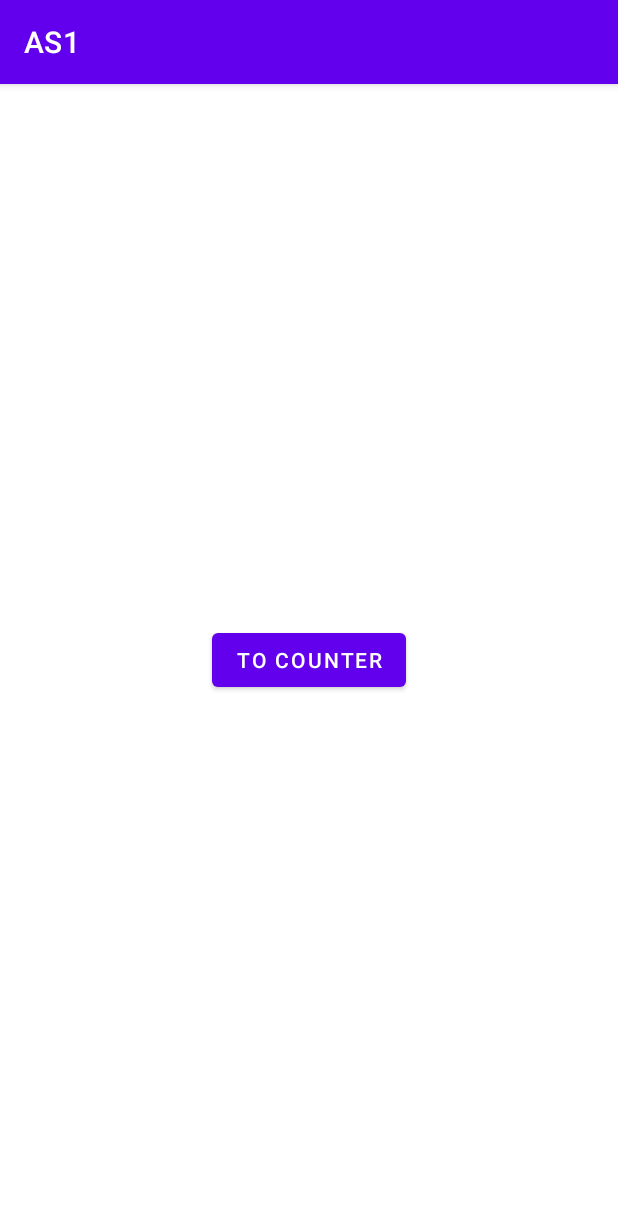
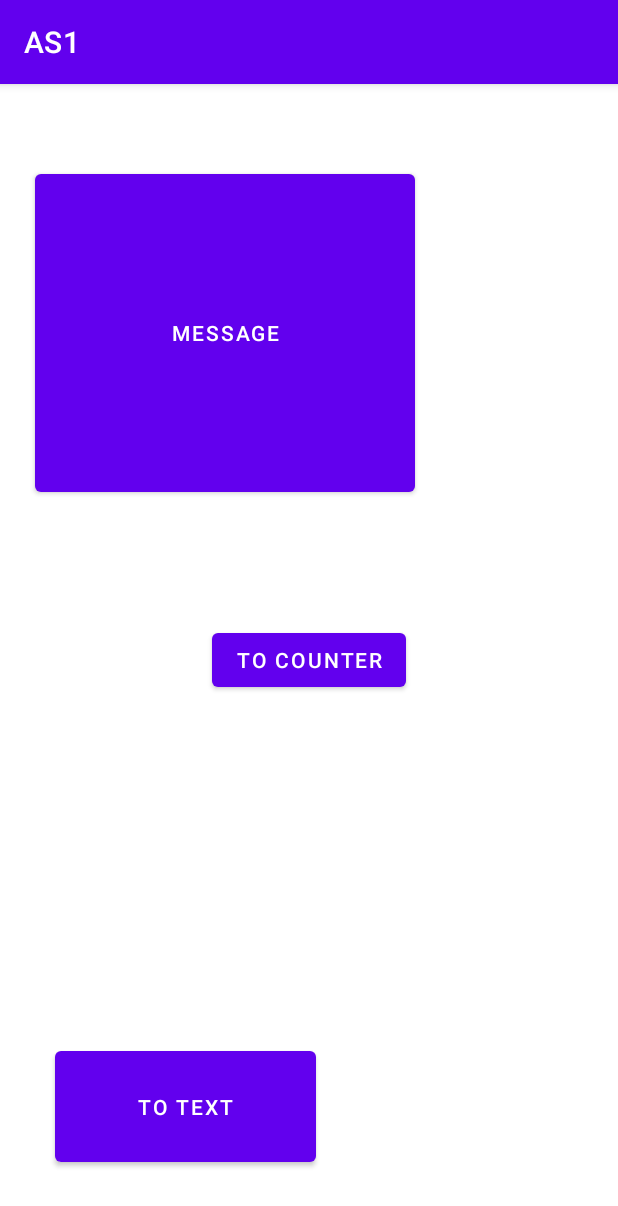
Before and after one commit to miaharang31/ClueMobileApp, an Android app: the screen it shows after launch (MainActivity), on a phone screen of 412 x 824 dp. Shown: the top 1206 px of the screen. Run offline under Robolectric (Android 15) with nearby library versions, the phone set to English and light mode, and no system bars.

Commit message:
new commit

```diff
--- a/Experiments/Emily/two_screen_counter/app/src/main/AndroidManifest.xml
+++ b/Experiments/Emily/two_screen_counter/app/src/main/AndroidManifest.xml
@@ -9,6 +9,9 @@
         android:roundIcon="@mipmap/ic_launcher_round"
         android:supportsRtl="true"
         android:theme="@style/Theme.AS1">
+        <activity
+            android:name=".TextActivity"
+            android:exported="false" />
         <activity
             android:name=".CounterActivity"
             android:exported="true" />
--- a/Experiments/Emily/two_screen_counter/app/src/main/java/com/example/as1/MainActivity.java
+++ b/Experiments/Emily/two_screen_counter/app/src/main/java/com/example/as1/MainActivity.java
@@ -2,21 +2,29 @@ package com.example.as1;
 
 import androidx.appcompat.app.AppCompatActivity;
 
+import android.annotation.SuppressLint;
 import android.content.Intent;
 import android.os.Bundle;
 import android.view.View;
 import android.widget.Button;
+import android.widget.Toast;
 
 public class MainActivity extends AppCompatActivity {
 
     Button button;
+    Button b1;
+    Button b2;
 
+    @SuppressLint("MissingInflatedId")
     @Override
     protected void onCreate(Bundle savedInstanceState) {
         super.onCreate(savedInstanceState);
         setContentView(R.layout.activity_main);
 
         button = findViewById(R.id.toCounterBtn);
+
+        b1 = findViewById(R.id.buttonMessage);
+        b2 = findViewById(R.id.buttonToText);
 
         button.setOnClickListener(new View.OnClickListener() {
             @Override
@@ -27,6 +35,22 @@ public class MainActivity extends AppCompatActivity {
             }
         });
 
+        b1.setOnClickListener(new View.OnClickListener() {
+            @Override
+            public void onClick(View v) {
+                Toast.makeText(getApplicationContext(), "Hello", Toast.LENGTH_LONG).show();
+            }
+        });
+
+        b2.setOnClickListener(new View.OnClickListener(){
+            @Override
+            public void onClick(View v){
+                Intent i = new Intent(MainActivity.this, TextActivity.class);
+                startActivity(i);
+            }
+
+        });
+
 
     }
 
--- a/Experiments/Emily/two_screen_counter/app/src/main/res/layout/activity_main.xml
+++ b/Experiments/Emily/two_screen_counter/app/src/main/res/layout/activity_main.xml
@@ -16,4 +16,34 @@
         app:layout_constraintRight_toRightOf="parent"
         app:layout_constraintTop_toTopOf="parent" />
 
+    <Button
+        android:id="@+id/buttonMessage"
+        android:layout_width="253dp"
+        android:layout_height="224dp"
+        android:layout_marginStart="80dp"
+        android:layout_marginTop="139dp"
+        android:layout_marginEnd="135dp"
+        android:layout_marginBottom="490dp"
+        android:text="Message"
+        app:layout_constraintBottom_toBottomOf="parent"
+        app:layout_constraintEnd_toEndOf="parent"
+        app:layout_constraintHorizontal_bias="1.0"
+        app:layout_constraintStart_toStartOf="parent"
+        app:layout_constraintTop_toTopOf="parent"
+        app:layout_constraintVertical_bias="1.0" />
+
+    <Button
+        android:id="@+id/buttonToText"
+        android:layout_width="174dp"
+        android:layout_height="86dp"
+        android:layout_marginStart="36dp"
+        android:layout_marginTop="620dp"
+        android:layout_marginEnd="201dp"
+        android:layout_marginBottom="25dp"
+        android:text="To Text"
+        app:layout_constraintBottom_toBottomOf="parent"
+        app:layout_constraintEnd_toEndOf="parent"
+        app:layout_constraintStart_toStartOf="parent"
+        app:layout_constraintTop_toTopOf="parent" />
+
 </androidx.constraintlayout.widget.ConstraintLayout>
```
Also changed, not shown: Experiments/Emily/two_screen_counter/app/src/main/java/com/example/as1/TextActivity.java (added, +14 -0 lines), Experiments/Emily/two_screen_counter/app/src/main/res/layout/activity_text.xml (added, +38 -0 lines).
